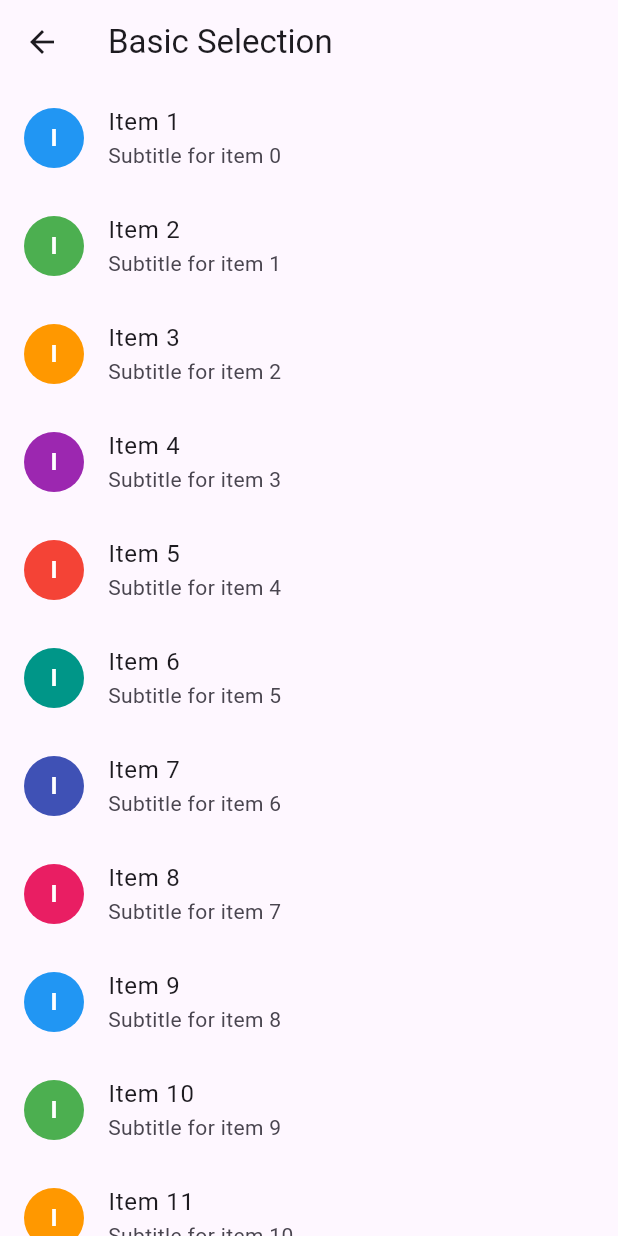
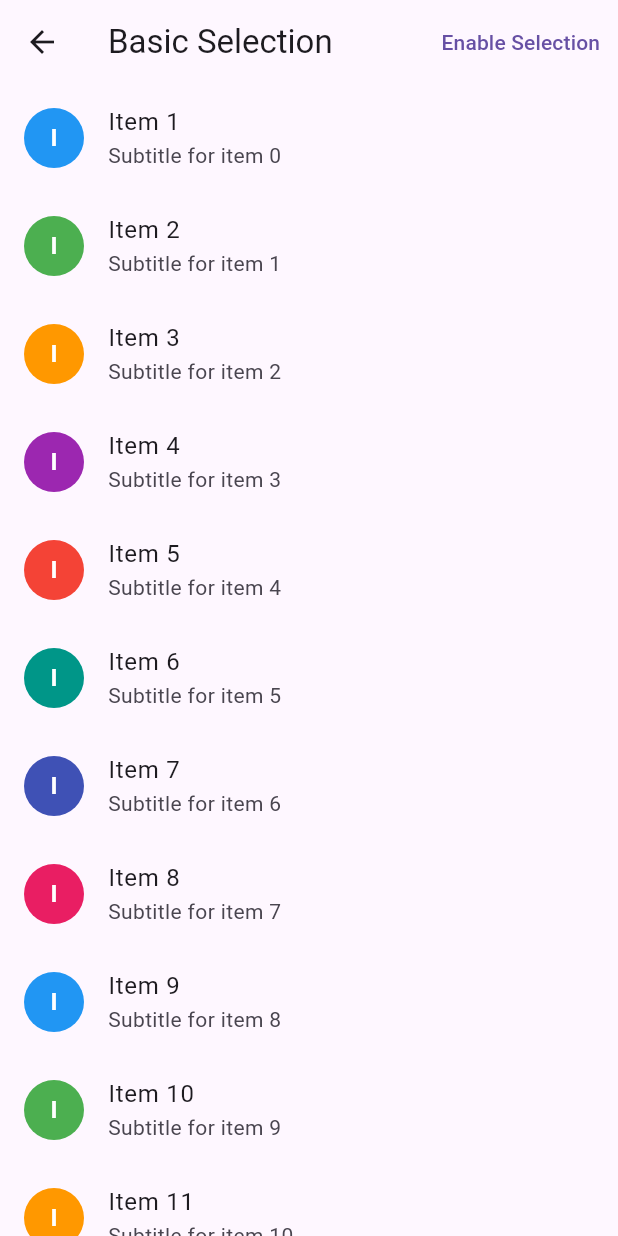
Before and after one commit to khoadng/selection_mode, a Flutter app: the BasicListDemo screen opened directly, on a phone screen of 412 x 824 dp. Run offline on Flutter 3.47's test engine with Material 3 defaults, Android fonts, the phone set to English and light mode, and no system bars.

Commit message:
fix: resolve more issues

```diff
--- a/example/lib/basic_list_demo.dart
+++ b/example/lib/basic_list_demo.dart
@@ -9,7 +9,12 @@ class BasicListDemo extends StatefulWidget {
 }
 
 class _BasicListDemoState extends State<BasicListDemo> {
-  final _controller = SelectionModeController();
+  final _controller = SelectionModeController(
+    options: const SelectionModeOptions(
+      enableDragSelection: false,
+      selectionBehavior: SelectionBehavior.manual,
+    ),
+  );
   final _items = List.generate(50, (index) => 'Item ${index + 1}');
   final _scrollController = ScrollController();
 
@@ -42,8 +47,28 @@ class _BasicListDemoState extends State<BasicListDemo> {
               tooltip: 'Copy selected',
               onPressed: () => _copySelected(),
             ),
+            IconButton(
+              icon: const Icon(Icons.done),
+              tooltip: 'Done',
+              onPressed: () => _controller.disable(),
+            ),
           ],
-          child: AppBar(title: const Text('Basic Selection')),
+          child: AppBar(
+            title: const Text('Basic Selection'),
+            actions: [
+              // Button to enable/disable selection mode
+              TextButton(
+                child: Text('Enable Selection'),
+                onPressed: () {
+                  if (_controller.enabled) {
+                    _controller.disable();
+                  } else {
+                    _controller.enable();
+                  }
+                },
+              ),
+            ],
+          ),
         ),
         body: ListView.builder(
           controller: _scrollController,
@@ -99,10 +124,39 @@ class SelectableListTile extends StatelessWidget {
   @override
   Widget build(BuildContext context) {
     return SelectionBuilder(
-      onTap: onTap,
       index: index,
       builder: (context, isSelected) {
+        final inSelectionMode = SelectionMode.of(context).enabled;
         return ListTile(
+          onTap: onTap,
+          onLongPress: () {
+            if (inSelectionMode) {
+              showDialog(
+                context: context,
+                builder: (context) => AlertDialog(
+                  title: Text('Selected: $title'),
+                  content: const Text('You can now select more items.'),
+                  actions: [
+                    TextButton(
+                      onPressed: () => Navigator.pop(context),
+                      child: const Text('OK'),
+                    ),
+                  ],
+                ),
+              );
+            } else {
+              showModalBottomSheet(
+                context: context,
+                builder: (context) => Container(
+                  padding: const EdgeInsets.all(16.0),
+                  child: ListTile(
+                    title: Text('Long pressed on $title'),
+                    onTap: () => Navigator.pop(context),
+                  ),
+                ),
+              );
+            }
+          },
           leading: _buildAvatar(context, isSelected),
           title: Text(title),
           subtitle: subtitle != null ? Text(subtitle!) : null,
--- a/example/lib/common/selectable_item.dart
+++ b/example/lib/common/selectable_item.dart
@@ -54,8 +54,9 @@ class _SelectableItemState extends State<SelectableItem>
 
   @override
   Widget build(BuildContext context) {
-    return SelectionBuilder(
+    return GestureDetector(
       onTap: widget.onTap,
+      child: SelectionBuilder(
         index: widget.index,
         builder: (context, isSelected) {
           Widget child = SelectionListener(
@@ -88,6 +89,7 @@ class _SelectableItemState extends State<SelectableItem>
                 Transform.scale(scale: _scaleAnimation.value, child: child),
           );
         },
+      ),
     );
   }
 }
--- a/example/lib/mixed_selection_demo.dart
+++ b/example/lib/mixed_selection_demo.dart
@@ -113,10 +113,11 @@ class _MixedSelectionDemoState extends State<MixedSelectionDemo> {
   }
 
   Widget _buildItemWidget(ListItem item, int index) {
-    return SelectionBuilder(
+    return GestureDetector(
+      onTap: () => _handleItemTap(index),
+      child: SelectionBuilder(
         index: index,
         isSelectable: item.isSelectable,
-      onTap: () => _handleItemTap(index),
         builder: (context, isSelected) => switch (item.runtimeType) {
           const (HeaderItem) => _HeaderWidget(
             header: item as HeaderItem,
@@ -131,6 +132,7 @@ class _MixedSelectionDemoState extends State<MixedSelectionDemo> {
           const (SeparatorItem) => const _SeparatorWidget(),
           _ => const SizedBox.shrink(),
         },
+      ),
     );
   }
 
--- a/lib/src/selection_builder.dart
+++ b/lib/src/selection_builder.dart
@@ -1,5 +1,4 @@
 import 'package:flutter/material.dart';
-import 'package:flutter/services.dart';
 import 'package:selection_mode/selection_mode.dart';
 
 /// A builder widget that provides selection state and gestures for an indexed item.
@@ -11,7 +10,6 @@ class SelectionBuilder extends StatefulWidget {
     this.controller,
     required this.index,
     required this.builder,
-    this.onTap,
     this.enableRangeSelection = true,
     this.isSelectable = true,
   });
@@ -27,9 +25,6 @@ class SelectionBuilder extends StatefulWidget {
     BuildContext context,
     bool isSelected,
   ) builder;
-
-  /// Callback for tap events
-  final VoidCallback? onTap;
 
   /// Whether range selection is enabled for this item
   final bool enableRangeSelection;
@@ -63,17 +58,6 @@ class _SelectionBuilderState extends State<SelectionBuilder> {
     }
   }
 
-  void _handleTap() {
-    final controller = SelectionMode.of(context);
-
-    if (HardwareKeyboard.instance.isShiftPressed &&
-        widget.enableRangeSelection) {
-      controller.handleSelection(widget.index, isShiftPressed: true);
-    } else {
-      widget.onTap?.call();
-    }
-  }
-
   Offset? _getGlobalPosition(BuildContext context) {
     // Get the center of the widget instead of top-left corner
     final RenderBox? renderBox = context.findRenderObject() as RenderBox?;
@@ -94,28 +78,20 @@ class _SelectionBuilderState extends State<SelectionBuilder> {
   @override
   Widget build(BuildContext context) {
     final ctrl = widget.controller ?? SelectionMode.of(context);
-    final options = ctrl.options;
 
     return ListenableBuilder(
       listenable: ctrl,
       builder: (context, _) {
         final child = widget.builder(context, ctrl.isSelected(widget.index));
 
-        // If not selectable, only provide basic tap gesture
         if (!widget.isSelectable) {
-          return GestureDetector(
-            onTap: widget.onTap,
-            child: child,
-          );
+          return child;
         }
 
-        // Mobile with drag selection enabled
-        if (!options.enableLongPress) {
-          // Only tap gesture if long press is disabled
-          return GestureDetector(
-            onTap: _handleTap,
-            child: child,
-          );
+        // In manual mode when disabled, don't consume long press
+        if (ctrl.options.selectionBehavior == SelectionBehavior.manual &&
+            !ctrl.enabled) {
+          return child;
         }
 
         return DragTarget<int>(
@@ -144,13 +120,7 @@ class _SelectionBuilderState extends State<SelectionBuilder> {
               },
               feedback: const SizedBox.shrink(),
               childWhenDragging: child,
-              child: GestureDetector(
-                onTap: _handleTap,
-                child: ListenableBuilder(
-                  listenable: ctrl,
-                  builder: (context, _) => child,
-                ),
-              ),
+              child: child,
             );
           },
         );
--- a/lib/src/selection_mode_options.dart
+++ b/lib/src/selection_mode_options.dart
@@ -46,7 +46,6 @@ class AutoScrollConfig {
 class SelectionModeOptions {
   const SelectionModeOptions({
     this.hapticResolver,
-    this.enableLongPress = true,
     this.enableDragSelection = true,
     this.selectionBehavior = SelectionBehavior.autoEnable,
     this.maxSelections,
@@ -55,9 +54,6 @@ class SelectionModeOptions {
 
   /// Haptic feedback resolver. If null, no haptic feedback is provided.
   final HapticResolver? hapticResolver;
-
-  /// Enable long press to start selection mode
-  final bool enableLongPress;
 
   /// Enable drag to select multiple items (mobile)
   final bool enableDragSelection;
@@ -90,7 +86,6 @@ class SelectionModeOptions {
 
   SelectionModeOptions copyWith({
     HapticResolver? hapticResolver,
-    bool? enableLongPress,
     bool? enableDragSelection,
     SelectionBehavior? selectionBehavior,
     int? maxSelections,
@@ -98,7 +93,6 @@ class SelectionModeOptions {
   }) {
     return SelectionModeOptions(
       hapticResolver: hapticResolver ?? this.hapticResolver,
-      enableLongPress: enableLongPress ?? this.enableLongPress,
       enableDragSelection: enableDragSelection ?? this.enableDragSelection,
       selectionBehavior: selectionBehavior ?? this.selectionBehavior,
       maxSelections: maxSelections ?? this.maxSelections,
```
Also changed, not shown: lib/src/controller.dart (+6 -2 lines), 1 other file. Lines whose indentation alone changed are shown as unchanged.
